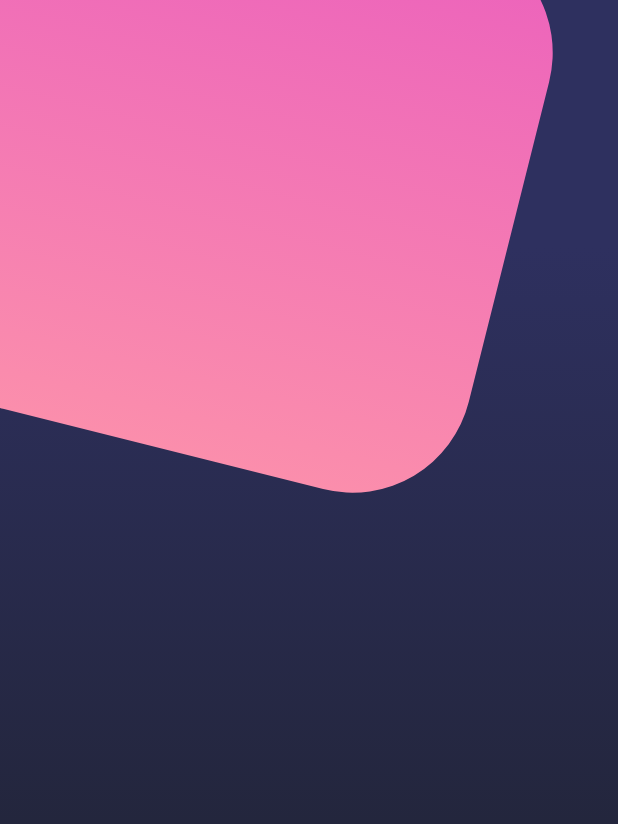
After one commit to AleXx815/flutter_designs, a Flutter app: the CompositeDesignScreen screen opened by its route, on a phone screen of 412 x 824 dp. The commit adds this screen. Shown: the top 824 px of the screen. Run offline on Flutter 3.47's test engine with Material 2 defaults, Android fonts, the light colour scheme and no system bars; our stand-ins replace go_router.

Commit message:
background composite_design done

```diff
--- a/lib/screens/composite_design/composite_design_screen.dart
+++ b/lib/screens/composite_design/composite_design_screen.dart
@@ -1,3 +1,4 @@
+import 'package:designs_app_number_1/widgets/background.dart';
 import 'package:flutter/material.dart';
 
 class CompositeDesignScreen extends StatelessWidget {
@@ -5,6 +6,12 @@ class CompositeDesignScreen extends StatelessWidget {
 
   @override
   Widget build(BuildContext context) {
-    return const Placeholder();
+    return const Scaffold(
+      body: Stack(
+        children: [
+          BackgroundCompositeDesign(),
+        ],
+      ),
+    );
   }
 }
--- /dev/null
+++ b/lib/widgets/background.dart
@@ -0,0 +1,57 @@
+import 'package:flutter/material.dart';
+
+class BackgroundCompositeDesign extends StatelessWidget {
+  const BackgroundCompositeDesign({super.key});
+
+  @override
+  Widget build(BuildContext context) {
+    const boxDecoration = BoxDecoration(
+      gradient: LinearGradient(
+        begin: Alignment.topCenter,
+        end: Alignment.bottomCenter,
+        stops: [0.2, 0.8],
+        colors: [
+          Color(0xff2E305F),
+          Color(0xff202333),
+        ],
+      ),
+    );
+    return Stack(
+      children: [
+        Container(
+          decoration: boxDecoration,
+        ),
+        const Positioned(
+          top: -75,
+          left: -35,
+          child: _PinkBox(),
+        ),
+      ],
+    );
+  }
+}
+
+class _PinkBox extends StatelessWidget {
+  const _PinkBox();
+
+  @override
+  Widget build(BuildContext context) {
+    return Transform.rotate(
+      angle: 8.1,
+      child: Container(
+        width: 380,
+        height: 380,
+        decoration: BoxDecoration(
+          color: Colors.pink,
+          borderRadius: BorderRadius.circular(80),
+          gradient: const LinearGradient(
+            colors: [
+              Color.fromRGBO(236, 98, 188, 1),
+              Color.fromRGBO(251, 142, 172, 1),
+            ],
+          ),
+        ),
+      ),
+    );
+  }
+}
```
